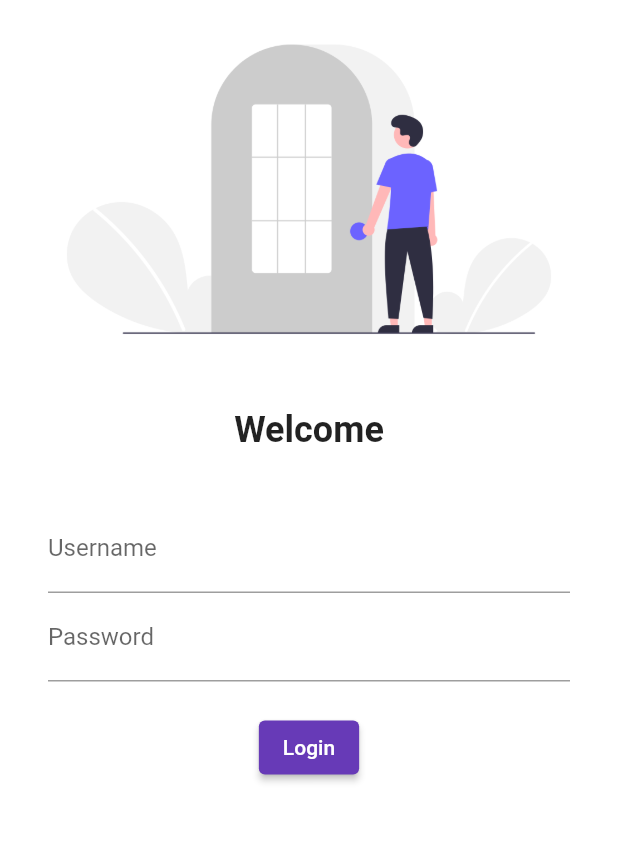
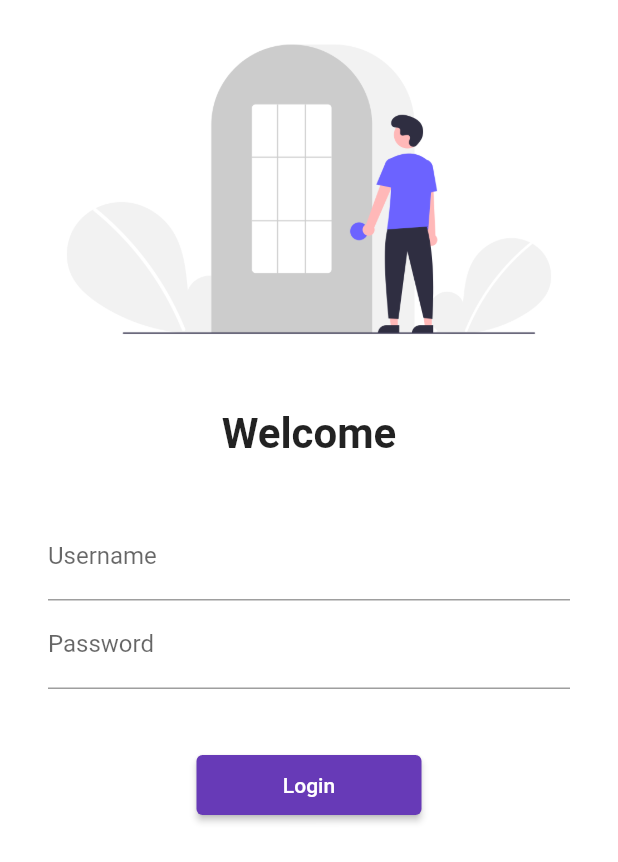
Before and after one commit to musfiqur552608/Catalog_Flutter_APP, a Flutter app: the screen it shows after launch, on a phone screen of 412 x 824 dp. Shown: the top 862 px of the screen. Run offline on Flutter 3.47's test engine with Material 2 defaults, Android fonts, the phone set to English and light mode, and no system bars.

```diff
--- a/lib/main.dart
+++ b/lib/main.dart
@@ -1,4 +1,5 @@
 import 'package:flutter/material.dart';
+import 'package:flutter_catalog/utils/routes.dart';
 // import 'package:google_fonts/google_fonts.dart';
 import 'pages/login_page.dart';
 import 'pages/home_page.dart';
@@ -24,11 +25,11 @@ class MyApp extends StatelessWidget {
         brightness: Brightness.dark,
         // primarySwatch: Colors.green
       ),
-      // initialRoute: "/home",
+      initialRoute: "/",
       routes: {
         "/": (context) => LoginPage(),
-        "/home": (context) => HomePage(),
-        "/login": (context) => LoginPage(),
+        MyRoutes.homeRoute: (context) => HomePage(),
+        MyRoutes.loginRoute: (context) => LoginPage(),
       },
     );
   }
--- a/lib/pages/login_page.dart
+++ b/lib/pages/login_page.dart
@@ -1,4 +1,5 @@
 import 'package:flutter/material.dart';
+import 'package:flutter_catalog/utils/routes.dart';
 
 class LoginPage extends StatelessWidget {
 
@@ -6,6 +7,7 @@ class LoginPage extends StatelessWidget {
   Widget build(BuildContext context) {
     return Material(
       color: Colors.white,
+      child: SingleChildScrollView(
         child: Column(
           children: [
             Image.asset("assets/images/login_image.png", fit: BoxFit.cover,),
@@ -15,7 +17,7 @@ class LoginPage extends StatelessWidget {
             Text(
               "Welcome",
               style: TextStyle(
-              fontSize: 24,
+                fontSize: 28,
                 fontWeight: FontWeight.bold,
               ),
             ),
@@ -40,14 +42,16 @@ class LoginPage extends StatelessWidget {
                     ),
                   ),
                   SizedBox(
-                  height: 20.0,
+                    height: 40.0,
                   ),
 
                   ElevatedButton(
                       child: Text("Login"),
-                    style: TextButton.styleFrom(),
+                      style: TextButton.styleFrom(
+                        minimumSize: Size(150, 40)
+                      ),
                       onPressed: (){
-                      print("Hi Musu");
+                        Navigator.pushNamed(context, MyRoutes.homeRoute);
                       }
                   )
                 ],
@@ -56,6 +60,7 @@ class LoginPage extends StatelessWidget {
           ],
 
         ),
+      ),
     );
   }
 }
--- /dev/null
+++ b/lib/utils/routes.dart
@@ -0,0 +1,4 @@
+class MyRoutes{
+  static String loginRoute = "/login";
+  static String homeRoute = "/home";
+}
```
Lines whose indentation alone changed are shown as unchanged.
